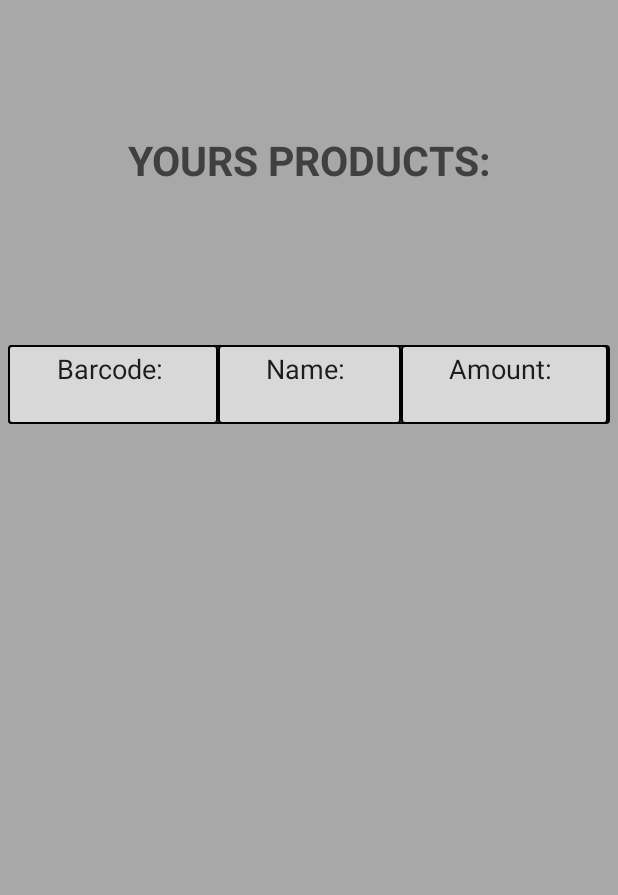
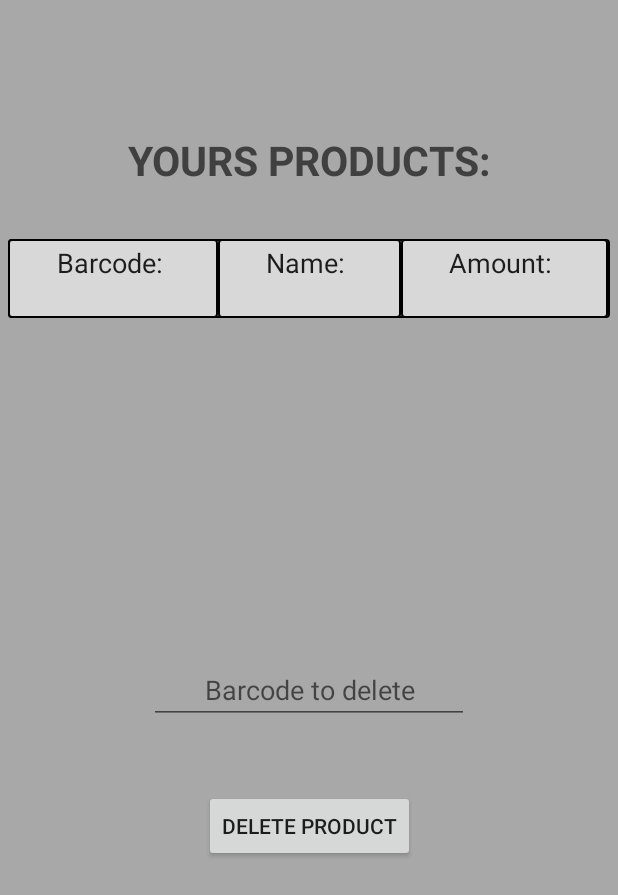
Before and after one commit to matihaw/AndroidAppRefrigerator, an Android app: the screen it shows after launch (CheckActivity), after a tap on "CHECK YOUR FRIDGE", on a phone screen of 412 x 824 dp. Shown: the top 895 px of the screen. Run offline under Robolectric (Android 15) with nearby library versions, the phone set to English and light mode, and no system bars; libraries missing offline, so code that uses them is left out: com.google.zxing.integration; 1 statement that could not run was skipped.

Commit message:
Added Http delete implementation

```diff
--- a/app/build.gradle
+++ b/app/build.gradle
@@ -46,3 +46,8 @@ dependencies {
     implementation 'androidx.appcompat:appcompat:+'
     implementation 'androidx.constraintlayout:constraintlayout:+'
 }
+
+dependencies {
+    implementation 'androidx.appcompat:appcompat:+'
+    implementation 'androidx.constraintlayout:constraintlayout:+'
+}
--- a/app/src/main/AndroidManifest.xml
+++ b/app/src/main/AndroidManifest.xml
@@ -13,7 +13,7 @@
         android:roundIcon="@mipmap/ic_launcher_round"
         android:supportsRtl="true"
         android:theme="@style/AppTheme">
-        <activity android:name=".CheckActivity"></activity>
+        <activity android:name=".CheckActivity" />
         <activity android:name=".AddProduct" />
         <activity android:name=".MainActivity">
             <intent-filter>
--- a/app/src/main/java/com/example/project/MainActivity.java
+++ b/app/src/main/java/com/example/project/MainActivity.java
@@ -39,7 +39,7 @@ public class MainActivity extends AppCompatActivity {
             @Override
             public void run() {
                 try {
-                    URL url = new URL("http://matihaw17.ct8.pl/examples/servlets/servlet/Hello");
+                    URL url = new URL("https://matihaw17.ct8.pl/examples/servlets/servlet/Hello");
                     URLConnection ucon = url.openConnection();
                     InputStream stream = ucon.getInputStream();
                     int i;
@@ -76,7 +76,6 @@ public class MainActivity extends AppCompatActivity {
         });
         urlConnection.start();
         Button button1 = findViewById(R.id.button2);
-        Button button2 = findViewById(R.id.button);
         button1.setOnClickListener(new View.OnClickListener() {
             @Override
             public void onClick(View v) {   ///onclick button
@@ -89,6 +88,7 @@ public class MainActivity extends AppCompatActivity {
                 }
             }
         });
+        Button button2 = findViewById(R.id.button);
         button2.setOnClickListener(new View.OnClickListener() {
             @Override
             public void onClick(View v) {
--- a/app/src/main/res/layout/activity_check.xml
+++ b/app/src/main/res/layout/activity_check.xml
@@ -24,32 +24,35 @@
         app:layout_constraintTop_toTopOf="parent" />
 
     <ScrollView
+        android:id="@+id/scrollView2"
         android:layout_width="match_parent"
-        android:layout_height="500dp"
-        android:layout_marginTop="230dp"
-        app:layout_constraintTop_toTopOf="parent">
+        android:layout_height="250dp"
+        android:layout_marginTop="152dp"
+        app:layout_constraintBottom_toBottomOf="parent"
+        app:layout_constraintTop_toTopOf="parent"
+        app:layout_constraintVertical_bias="0.018"
+        tools:layout_editor_absoluteX="0dp">
 
         <TableLayout xmlns:android="http://schemas.android.com/apk/res/android"
             xmlns:tools="http://schemas.android.com/tools"
             android:layout_width="match_parent"
             android:layout_height="match_parent"
+            android:layout_marginLeft="5dp"
+            android:layout_marginRight="5dp"
             android:background="@color/DarkGray"
             android:stretchColumns="*"
-            tools:context=".CheckActivity"
-            android:layout_marginLeft="5dp"
-            android:layout_marginRight="5dp">
+            tools:context=".CheckActivity">
 
 
-            <TableRow
-                android:background="@drawable/table"
+            <TableRow android:background="@drawable/table"
 
                 >
 
                 <EditText
                     android:id="@+id/id"
                     android:background="@drawable/table"
+                    android:focusable="false"
                     android:padding="3dip"
-                    android:focusable="false"
                     android:textAlignment="center" />
 
                 <EditText
@@ -62,13 +65,35 @@
                 <EditText
                     android:id="@+id/amount"
                     android:background="@drawable/table"
+                    android:focusable="false"
                     android:padding="3dip"
-                    android:focusable="false"
                     android:textAlignment="center" />
             </TableRow>
         </TableLayout>
     </ScrollView>
 
+    <Button
+        android:id="@+id/buttonDelete"
+        android:layout_width="wrap_content"
+        android:layout_height="wrap_content"
+        android:layout_marginTop="44dp"
+        android:text="Delete product"
+        app:layout_constraintEnd_toEndOf="parent"
+        app:layout_constraintStart_toStartOf="parent"
+        app:layout_constraintTop_toBottomOf="@+id/idToDelete" />
+
+    <EditText
+        android:id="@+id/idToDelete"
+        android:layout_width="wrap_content"
+        android:layout_height="wrap_content"
+        android:layout_marginTop="28dp"
+        android:ems="10"
+        android:gravity="center"
+        android:hint="Barcode to delete"
+        android:inputType="textPersonName"
+        app:layout_constraintEnd_toEndOf="parent"
+        app:layout_constraintStart_toStartOf="parent"
+        app:layout_constraintTop_toBottomOf="@+id/scrollView2" />
 
 
 </androidx.constraintlayout.widget.ConstraintLayout>
```
Also changed, not shown: app/src/main/java/com/example/project/AddProduct.java (+24 -6 lines), app/src/main/java/com/example/project/CheckActivity.java (+49 -1 lines).
